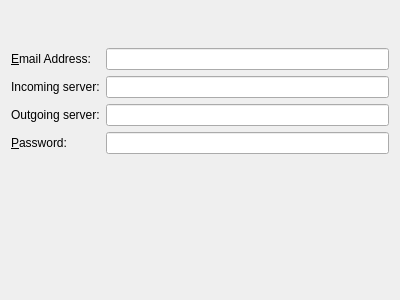
KDE/kdepim-runtime, file resources/pop3/wizard/pop3wizard.ui: the form before one commit.
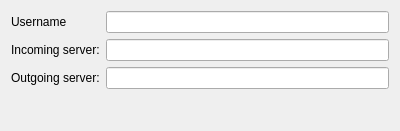
The form after the commit. Custom widgets are drawn as their Qt base class.

Commit message: Adjust the pop3 resource to the new accountwizard, remove the email and password field, and add a username field.

```diff
--- a/resources/pop3/wizard/pop3wizard.ui
+++ b/resources/pop3/wizard/pop3wizard.ui
@@ -7,23 +7,10 @@
     <x>0</x>
     <y>0</y>
     <width>400</width>
-    <height>300</height>
+    <height>131</height>
    </rect>
   </property>
   <layout class="QVBoxLayout" name="verticalLayout_3">
-   <item>
-    <spacer name="verticalSpacer">
-     <property name="orientation">
-      <enum>Qt::Vertical</enum>
-     </property>
-     <property name="sizeHint" stdset="0">
-      <size>
-       <width>20</width>
-       <height>40</height>
-      </size>
-     </property>
-    </spacer>
-   </item>
    <item>
     <layout class="QHBoxLayout" name="horizontalLayout">
      <item>
@@ -31,10 +18,7 @@
        <item>
         <widget class="QLabel" name="label">
          <property name="text">
-          <string>&amp;Email Address:</string>
-         </property>
-         <property name="buddy">
-          <cstring>emailAddress</cstring>
+          <string>Username</string>
          </property>
         </widget>
        </item>
@@ -58,16 +42,6 @@
          </property>
         </widget>
        </item>
-       <item>
-        <widget class="QLabel" name="label_3">
-         <property name="text">
-          <string>&amp;Password:</string>
-         </property>
-         <property name="buddy">
-          <cstring>password</cstring>
-         </property>
-        </widget>
-       </item>
       </layout>
      </item>
      <item>
@@ -85,13 +59,6 @@
          </property>
         </widget>
        </item>
-       <item>
-        <widget class="KLineEdit" name="password">
-         <property name="passwordMode">
-          <bool>true</bool>
-         </property>
-        </widget>
-       </item>
       </layout>
      </item>
     </layout>
```
Left out of the diff: 2 changed lines with no effect on the pictures. The commit also changes 1 other file.
